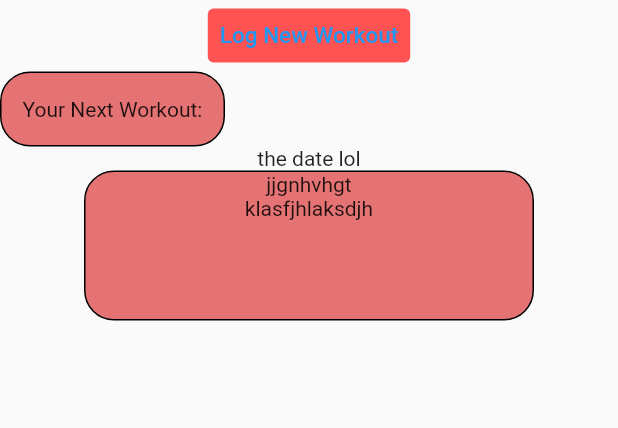
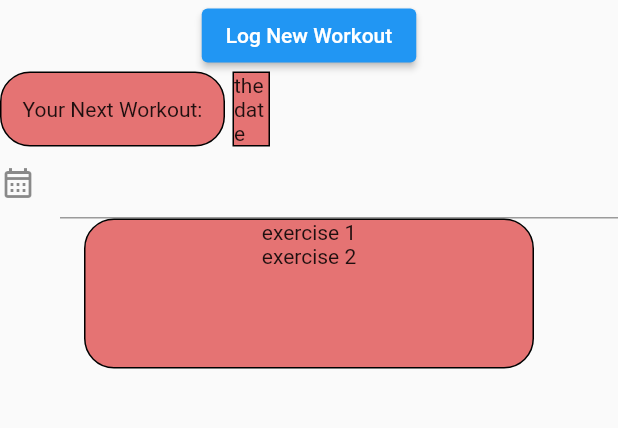
Before and after one commit to SvabhuG/fitly, a Flutter app: the screen it shows after launch, on a phone screen of 412 x 824 dp, the part 44-472 px from its top. Run offline on Flutter 3.47's test engine with Material 2 defaults, Android fonts, the phone set to English and light mode, and no system bars.

Commit message:
workouts tab!!

```diff
--- a/lib/main.dart
+++ b/lib/main.dart
@@ -1,5 +1,4 @@
 import 'package:flutter/material.dart';
-
 void main() {
   runApp(const MyApp());
 }
@@ -21,7 +20,60 @@ class MyApp extends StatelessWidget {
                       'Workouts',
                       style: TextStyle(fontSize: 25),
                     ),
-                TextButton(
+                    ElevatedButton(
+                      child: const Text("Log New Workout"),
+                      onPressed:() {
+                        showDialog(
+                          context: context,
+                          builder: (BuildContext context){
+                            return AlertDialog(
+                              scrollable: true,
+                              title: const Text('New Workout (THE DATE HAHA)'),
+                              content: Padding(
+                                padding: const EdgeInsets.all(5.0),
+                                child: Form(
+                                  child: Column(
+                                    children: <Widget>[
+                                      TextFormField(
+                                        decoration: const InputDecoration(
+                                          labelText: 'Duration',
+                                          icon: Icon(Icons.access_time),
+                                        ),
+                                      ),
+                                      TextFormField(
+                                        decoration: const InputDecoration(
+                                          labelText:'Heart Rate',
+                                          icon: Icon(Icons.monitor_heart_outlined),
+                                        ),
+                                      ),
+                                      TextFormField(
+                                        decoration: const InputDecoration(
+                                          labelText:'Heart Rate',
+                                          icon: Icon(Icons.monitor_heart_outlined),
+                                        ),
+                                      ),  TextFormField(
+                                        decoration: const InputDecoration(
+                                          labelText:'Heart Rate',
+                                          icon: Icon(Icons.monitor_heart_outlined),
+                                        ),
+                                      ),
+                                    ],
+                                  ),
+                                ),
+                              ),
+                              actions: [
+                                ElevatedButton(
+                                  child: const Text("Done"),
+                                  onPressed:(){
+                                  }
+                                )
+                              ],
+                            );
+                          }
+                        );
+                      },
+                    ),
+                    /** TextButton(
                       style: ButtonStyle(
                         backgroundColor:
                         MaterialStateProperty.all<Color>(Colors.redAccent),
@@ -34,12 +86,17 @@ class MyApp extends StatelessWidget {
                           },
                         ),
                       ),
-                  onPressed: () {},
+                      onPressed: () {
+                        _openPopup(pop)
+                      },
                       child: const Text(
                         'Log New Workout',
                         style: TextStyle(fontSize: 15),
+
                       ),
+
                     ),
+                        */
                     Wrap(spacing: 5.0, children: [
                       Container(
                           height: 50.0,
@@ -53,10 +110,24 @@ class MyApp extends StatelessWidget {
                             child: Text("Your Next Workout:"),
                           )),
                       Container(
+                        height: 50.0,
+                        width: 25.0,
+                        decoration: BoxDecoration(
+                          color: Colors.red[300],
+                          border: Border.all(),
+                        ),
                         child: const Center(
-                    child: Text('the date lol'),
-                  )),
-                ]),
+                          child: Text("the date lmao"),
+                        ),
+                      ),
+                      const TextField(
+                        decoration: InputDecoration(
+                          icon: Icon(Icons.calendar_month_outlined),
+                        ),
+                      ),
+                    ],
+                    ),
+
                     Container(
                       height: 100.0,
                       width: 300.0,
@@ -66,11 +137,36 @@ class MyApp extends StatelessWidget {
                           borderRadius:
                           const BorderRadius.all(Radius.circular(20))),
                       child: Column(children: const [
-                    Text("jjgnhvhgt"),
-                    Text("klasfjhlaksdjh"),
-                  ]),
+                        Text("exercise 1"),
+                        Text("exercise 2"),
+                      ]
+                      ),
                     )
-              ])),
-        ));
+                  ]
+              )
+          ),
+      ),
+
+    );
   }
+
+
+  /**  Alert(
+        context: pop,
+        title: "New Workout (DATE)",
+        content: Column(
+            children: <Widget>[
+              const TextField(
+                decoration: InputDecoration(
+                  labelText: 'workout exercise 1',
+                ),
+              ),
+              TextField(
+                  obscureText: true,
+                  decoration
+              )
+            ]
+        )
+    ) */
+
 }
```
Lines whose indentation alone changed are shown as unchanged.
